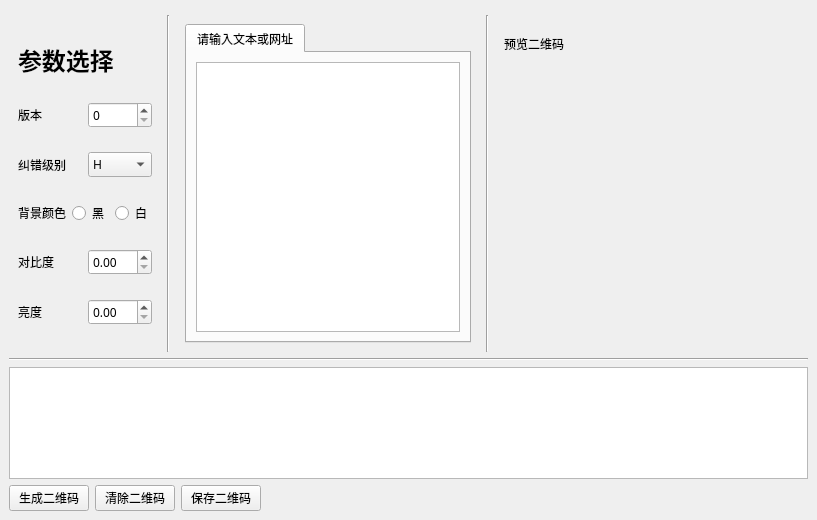
yoeelingBin/FantasticQR, file main_window.ui: the form before one commit.
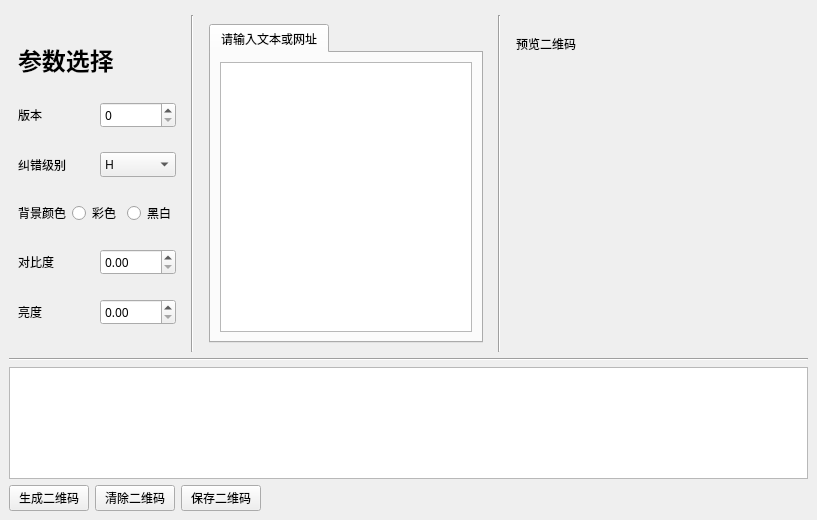
The form after the commit.

Diff of the .ui file:
```diff
--- a/main_window.ui
+++ b/main_window.ui
@@ -143,7 +143,7 @@
                 </font>
                </property>
                <property name="text">
-                <string>黑</string>
+                <string>彩色</string>
                </property>
                <attribute name="buttonGroup">
                 <string notr="true">buttonGroup</string>
@@ -158,7 +158,7 @@
                 </font>
                </property>
                <property name="text">
-                <string>白</string>
+                <string>黑白</string>
                </property>
                <attribute name="buttonGroup">
                 <string notr="true">buttonGroup</string>
```
